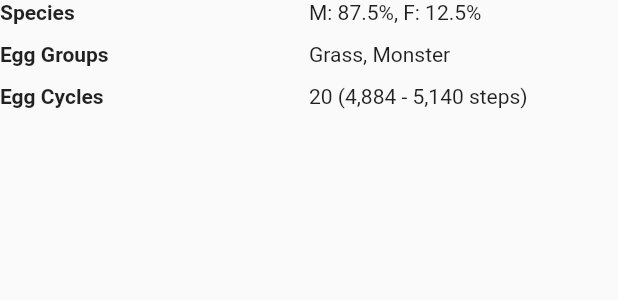
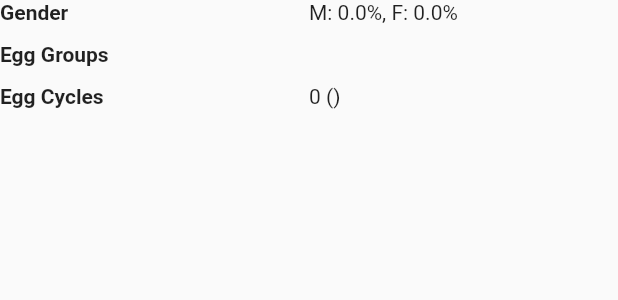
Before and after one commit to LuckUVeryX/bubudex, a Flutter app: the _BreedingTable widget shown alone on an empty page, opened directly with empty values, on a phone screen of 412 x 824 dp. Shown: the top 300 px of the screen. Run offline on Flutter 3.47's test engine with Material 2 defaults, Android fonts, the phone set to English and light mode, and no system bars; our stand-ins replace auto_route, cached_network_image, flutter_svg, hive_flutter, marquee, retry and 1 more; missing offline and left inert: syncfusion_flutter_core; accounts and stored records are empty; network calls fail; statements that could not run were skipped.

Commit message:
added breedings info

```diff
--- a/lib/models/base_pokemon_details.dart
+++ b/lib/models/base_pokemon_details.dart
@@ -8,9 +8,9 @@ abstract class NamedApiResource {
 }
 
 abstract class NameValuePair {
-  @HiveField(15)
+  @HiveField(20)
   final int? value;
-  @HiveField(16)
+  @HiveField(21)
   final String text;
 
   NameValuePair({this.value, required this.text});
--- a/lib/models/pokemon.dart
+++ b/lib/models/pokemon.dart
@@ -10,34 +10,37 @@ part 'pokemon.g.dart';
 @HiveType(typeId: HiveTypeId.pokemon)
 class Pokemon {
   @HiveField(0)
-  int id;
+  final int id;
 
   @HiveField(1)
-  String name;
+  final String name;
 
   @HiveField(2)
-  String image;
+  final String image;
 
   @HiveField(3)
-  String description;
+  final String description;
 
   @HiveField(4)
-  double height;
+  final double height;
 
   @HiveField(5)
-  double weight;
+  final double weight;
 
   @HiveField(6)
-  String species;
+  final String species;
 
   @HiveField(7)
-  List<String> types;
+  final List<String> types;
 
   @HiveField(8)
-  Training training;
+  final Training training;
 
   @HiveField(9)
-  TypeDefences typeDefences;
+  final Breedings breedings;
+
+  @HiveField(10)
+  final TypeDefences typeDefences;
 
   Pokemon({
     required this.id,
@@ -49,6 +52,7 @@ class Pokemon {
     required this.species,
     required this.types,
     required this.training,
+    required this.breedings,
     required this.typeDefences,
   });
 
@@ -66,20 +70,20 @@ class Pokemon {
 @JsonSerializable()
 @HiveType(typeId: HiveTypeId.training)
 class Training {
-  @HiveField(10)
-  String evYield;
-
   @HiveField(11)
-  CatchRate catchRate;
+  final String evYield;
 
   @HiveField(12)
-  BaseFriendship baseFriendship;
+  final CatchRate catchRate;
 
   @HiveField(13)
-  int? baseExp;
+  final BaseFriendship baseFriendship;
 
   @HiveField(14)
-  String growthRate;
+  final int? baseExp;
+
+  @HiveField(15)
+  final String growthRate;
 
   Training({
     required this.evYield,
@@ -135,62 +139,131 @@ class BaseFriendship extends NameValuePair {
 }
 
 @JsonSerializable()
+@HiveType(typeId: HiveTypeId.breedings)
+class Breedings {
+  @HiveField(30)
+  final List<String> eggGroups;
+
+  @HiveField(31)
+  final Gender gender;
+
+  @HiveField(32)
+  final EggCycles eggCycles;
+
+  Breedings({
+    required this.eggGroups,
+    required this.gender,
+    required this.eggCycles,
+  });
+
+  factory Breedings.fromJson(Map<String, dynamic> json) =>
+      _$BreedingsFromJson(json);
+
+  Map<String, dynamic> toJson() => _$BreedingsToJson(this);
+
+  @override
+  String toString() {
+    return toJson().toString();
+  }
+}
+
+@JsonSerializable()
+@HiveType(typeId: HiveTypeId.gender)
+class Gender {
+  @HiveField(33)
+  final double? male;
+
+  @HiveField(34)
+  final double? female;
+
+  Gender({required this.male, required this.female});
+
+  factory Gender.fromJson(Map<String, dynamic> json) => _$GenderFromJson(json);
+
+  Map<String, dynamic> toJson() => _$GenderToJson(this);
+
+  bool get isNull => male == null || female == null;
+
+  @override
+  String toString() {
+    return toJson().toString();
+  }
+}
+
+@JsonSerializable()
+@HiveType(typeId: HiveTypeId.eggCycles)
+class EggCycles extends NameValuePair {
+  EggCycles({required String text, required int value})
+      : super(text: text, value: value);
+
+  factory EggCycles.fromJson(Map<String, dynamic> json) =>
+      _$EggCyclesFromJson(json);
+
+  Map<String, dynamic> toJson() => _$EggCyclesToJson(this);
+
+  @override
+  String toString() {
+    return toJson().toString();
+  }
+}
+
+@JsonSerializable()
 @HiveType(typeId: HiveTypeId.typeDefenses)
 class TypeDefences {
-  @HiveField(20)
-  double? normal;
+  @HiveField(40)
+  final double? normal;
 
-  @HiveField(21)
-  double? fire;
+  @HiveField(41)
+  final double? fire;
 
-  @HiveField(22)
-  double? water;
+  @HiveField(42)
+  final double? water;
 
-  @HiveField(23)
-  double? electric;
+  @HiveField(43)
+  final double? electric;
 
-  @HiveField(24)
-  double? grass;
+  @HiveField(44)
+  final double? grass;
 
-  @HiveField(25)
-  double? ice;
+  @HiveField(45)
+  final double? ice;
 
-  @HiveField(26)
-  double? fighting;
+  @HiveField(46)
+  final double? fighting;
 
-  @HiveField(27)
-  double? poison;
+  @HiveField(47)
+  final double? poison;
 
-  @HiveField(28)
-  double? ground;
+  @HiveField(48)
+  final double? ground;
 
-  @HiveField(29)
-  double? flying;
+  @HiveField(49)
+  final double? flying;
 
-  @HiveField(30)
-  double? psychic;
+  @HiveField(50)
+  final double? psychic;
 
-  @HiveField(31)
-  double? bug;
+  @HiveField(51)
+  final double? bug;
 
-  @HiveField(32)
-  double? rock;
+  @HiveField(52)
+  final double? rock;
 
-  @HiveField(33)
-  double? ghost;
+  @HiveField(53)
+  final double? ghost;
 
-  @HiveField(34)
-  double? dragon;
+  @HiveField(54)
+  final double? dragon;
 
   @JsonKey(name: 'darl')
-  @HiveField(35)
-  double? dark;
+  @HiveField(55)
+  final double? dark;
 
-  @HiveField(36)
-  double? steel;
+  @HiveField(56)
+  final double? steel;
 
-  @HiveField(37)
-  double? fairy;
+  @HiveField(57)
+  final double? fairy;
 
   TypeDefences({
     required this.normal,
--- a/lib/repository/poke_details_repository.dart
+++ b/lib/repository/poke_details_repository.dart
@@ -12,6 +12,7 @@ class PokeDetailsRepository extends IPokeDetailsRepository {
   @override
   Future<PokeData> getPokeData(int id) async {
     final res = await _apiService.get('https://pokeapi.co/api/v2/pokemon/$id/');
+
     return PokeData.fromJson(jsonDecode(res.body));
   }
 }
--- a/lib/services/hive_service.dart
+++ b/lib/services/hive_service.dart
@@ -28,10 +28,13 @@ class HiveService {
     await Hive.initFlutter();
 
     Hive.registerAdapter(PokemonAdapter());
+    Hive.registerAdapter(TrainingAdapter());
     Hive.registerAdapter(CatchRateAdapter());
     Hive.registerAdapter(BaseFriendshipAdapter());
+    Hive.registerAdapter(BreedingsAdapter());
+    Hive.registerAdapter(GenderAdapter());
+    Hive.registerAdapter(EggCyclesAdapter());
     Hive.registerAdapter(TypeDefencesAdapter());
-    Hive.registerAdapter(TrainingAdapter());
 
     _pokemonDb = await Hive.openBox(HiveBoxId.pokemonDb);
 
--- a/lib/utils/hive_ids.dart
+++ b/lib/utils/hive_ids.dart
@@ -3,9 +3,13 @@ class HiveTypeId {
   static const training = 1;
   static const catchRate = 2;
   static const baseFriendship = 3;
-  static const typeDefenses = 4;
+  static const breedings = 4;
+  static const eggCycles = 5;
+  static const gender = 6;
+  static const typeDefenses = 7;
 }
 
 class HiveBoxId {
   static const pokemonDb = 'pokemonDb';
+  static const pokeDataDb = 'pokeDataDb';
 }
--- a/lib/view_models/home_provider.dart
+++ b/lib/view_models/home_provider.dart
@@ -23,6 +23,7 @@ class HomeProvider extends ChangeNotifier {
     } catch (e) {
       _status = HomePageStatus.error;
       debugPrint(e.toString());
+      rethrow;
     }
     notifyListeners();
   }
--- a/lib/views/pages/tabs/about_tab.dart
+++ b/lib/views/pages/tabs/about_tab.dart
@@ -54,7 +54,8 @@ class AboutTab extends StatelessWidget {
             Text('Breeding',
                 style: textTheme.bodyText1!.copyWith(color: headerColor)),
             const SizedBox(height: verticalSpacing),
-            const _BreedingTable(columnWidths: columnWidths),
+            _BreedingTable(
+                columnWidths: columnWidths, breedings: pokemon.breedings),
             const SizedBox(height: verticalSpacing),
             Text('Location',
                 style: textTheme.bodyText1!.copyWith(color: headerColor)),
@@ -210,42 +211,52 @@ class _BreedingTable extends StatelessWidget {
   const _BreedingTable({
     Key? key,
     required this.columnWidths,
+    required this.breedings,
   }) : super(key: key);
 
   final Map<int, TableColumnWidth> columnWidths;
+  final Breedings breedings;
 
   @override
   Widget build(BuildContext context) {
+    List<String> capitaliseEggGroup = [];
+    for (String eggGroup in breedings.eggGroups) {
+      capitaliseEggGroup.add(eggGroup.capitalize());
+    }
+
     return Table(
       columnWidths: columnWidths,
       children: [
-        const TableRow(
+        TableRow(
           children: [
-            Text(
-              'Species',
+            const Text(
+              'Gender',
               style: TextStyle(fontWeight: FontWeight.bold),
             ),
-            Text('M: 87.5%, F: 12.5%'),
+            // TODO: convert to colored text
+            Text(breedings.gender.isNull
+                ? 'Undefined'
+                : 'M: ${breedings.gender.male}%, F: ${breedings.gender.female}%'),
           ],
         ),
         _tableRowSpacing(),
-        const TableRow(
+        TableRow(
           children: [
-            Text(
+            const Text(
               'Egg Groups',
               style: TextStyle(fontWeight: FontWeight.bold),
             ),
-            Text('Grass, Monster'),
+            Text(capitaliseEggGroup.join(' ')),
           ],
         ),
         _tableRowSpacing(),
-        const TableRow(
+        TableRow(
           children: [
-            Text(
+            const Text(
               'Egg Cycles',
               style: TextStyle(fontWeight: FontWeight.bold),
             ),
-            Text('20 (4,884 - 5,140 steps)'),
+            Text('${breedings.eggCycles.value} (${breedings.eggCycles.text})'),
           ],
         ),
       ],
```
Also changed, not shown: lib/models/pokemon.g.dart.
